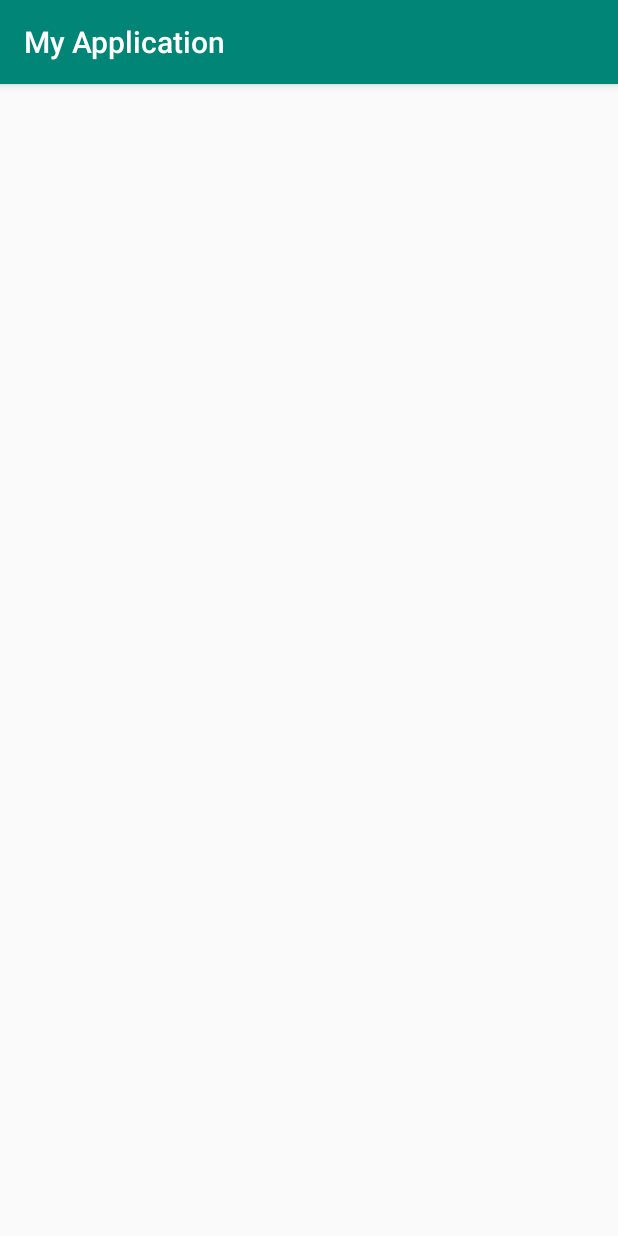
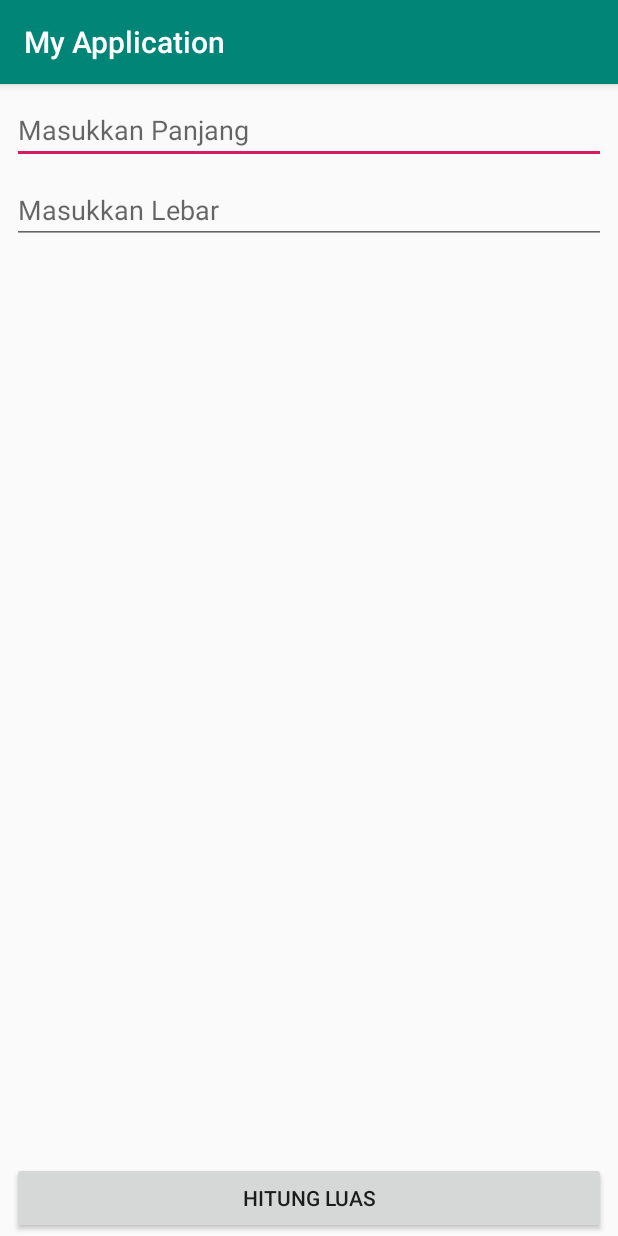
Before and after one commit to polinema-mobile/code-praktikum-04, an Android app: the LuasActivity screen opened directly, with no data from a screen before it, on a phone screen of 412 x 824 dp. Run offline under Robolectric (Android 15) with nearby library versions, the phone set to English and light mode, and no system bars.

```diff
--- a/app/src/main/java/com/recyclerview/putraprima/myapplication/LuasActivity.java
+++ b/app/src/main/java/com/recyclerview/putraprima/myapplication/LuasActivity.java
@@ -1,13 +1,38 @@
 package com.recyclerview.putraprima.myapplication;
 
+import android.annotation.SuppressLint;
 import android.support.v7.app.AppCompatActivity;
 import android.os.Bundle;
+import android.view.View;
+import android.widget.Button;
+import android.widget.EditText;
+import android.widget.TextView;
 
 public class LuasActivity extends AppCompatActivity {
+    private EditText edtPanjang;
+    private EditText edtLebar;
+    private Button btnLuas;
+    private TextView txtLuas;
 
     @Override
     protected void onCreate(Bundle savedInstanceState) {
         super.onCreate(savedInstanceState);
         setContentView(R.layout.activity_luas);
+
+        edtLebar = findViewById(R.id.edtLebar);
+        edtPanjang = findViewById(R.id.edtPanjang);
+        btnLuas = findViewById(R.id.btnLuas);
+        txtLuas = findViewById(R.id.txtLuas);
+
+        btnLuas.setOnClickListener(new View.OnClickListener() {
+            @SuppressLint("SetTextI18n")
+            @Override
+            public void onClick(View v) {
+                Float Luas = (float) (Integer.parseInt(edtLebar.getText().toString()) * Integer.parseInt(edtPanjang.getText().toString()));
+                txtLuas.setText(Luas.toString());
+            }
+        });
+
+
     }
 }
--- a/app/src/main/java/com/recyclerview/putraprima/myapplication/MainActivity.java
+++ b/app/src/main/java/com/recyclerview/putraprima/myapplication/MainActivity.java
@@ -1,13 +1,31 @@
 package com.recyclerview.putraprima.myapplication;
 
+import android.content.Intent;
 import android.support.v7.app.AppCompatActivity;
 import android.os.Bundle;
+import android.view.View;
+import android.widget.Button;
 
 public class MainActivity extends AppCompatActivity {
+    private Button btnLuas,btnCalculator,btnRecycler;
 
     @Override
     protected void onCreate(Bundle savedInstanceState) {
         super.onCreate(savedInstanceState);
         setContentView(R.layout.activity_main);
+
+        btnLuas = findViewById(R.id.btnLuas);
+        btnCalculator = findViewById(R.id.btnCalculator);
+        btnRecycler = findViewById(R.id.btnRecycler);
+
+        btnLuas.setOnClickListener(new View.OnClickListener() {
+            @Override
+            public void onClick(View v) {
+                Intent i = new Intent(getApplicationContext(),LuasActivity.class);
+                startActivity(i);
+            }
+        });
+
+
     }
 }
--- a/app/src/main/res/layout/activity_luas.xml
+++ b/app/src/main/res/layout/activity_luas.xml
@@ -6,4 +6,63 @@
     android:layout_height="match_parent"
     tools:context=".LuasActivity">
 
+    <Button
+        android:id="@+id/btnLuas"
+        android:layout_width="0dp"
+        android:layout_height="wrap_content"
+        android:layout_marginStart="8dp"
+        android:layout_marginLeft="8dp"
+        android:layout_marginEnd="8dp"
+        android:layout_marginRight="8dp"
+        android:layout_marginBottom="1dp"
+        android:text="Hitung Luas"
+        app:layout_constraintBottom_toBottomOf="parent"
+        app:layout_constraintEnd_toEndOf="parent"
+        app:layout_constraintStart_toStartOf="parent" />
+
+    <EditText
+        android:id="@+id/edtPanjang"
+        android:layout_width="0dp"
+        android:layout_height="wrap_content"
+        android:layout_marginStart="8dp"
+        android:layout_marginLeft="8dp"
+        android:layout_marginTop="8dp"
+        android:layout_marginEnd="8dp"
+        android:layout_marginRight="8dp"
+        android:ems="10"
+        android:hint="Masukkan Panjang"
+        android:inputType="textPersonName"
+        app:layout_constraintEnd_toEndOf="parent"
+        app:layout_constraintStart_toStartOf="parent"
+        app:layout_constraintTop_toTopOf="parent" />
+
+    <EditText
+        android:id="@+id/edtLebar"
+        android:layout_width="0dp"
+        android:layout_height="wrap_content"
+        android:layout_marginStart="8dp"
+        android:layout_marginLeft="8dp"
+        android:layout_marginTop="8dp"
+        android:layout_marginEnd="8dp"
+        android:layout_marginRight="8dp"
+        android:ems="10"
+        android:hint="Masukkan Lebar"
+        android:inputType="textPersonName"
+        app:layout_constraintEnd_toEndOf="parent"
+        app:layout_constraintStart_toStartOf="parent"
+        app:layout_constraintTop_toBottomOf="@+id/edtPanjang" />
+
+    <TextView
+        android:id="@+id/txtLuas"
+        android:layout_width="wrap_content"
+        android:layout_height="wrap_content"
+        android:layout_marginStart="8dp"
+        android:layout_marginLeft="8dp"
+        android:layout_marginEnd="8dp"
+        android:layout_marginRight="8dp"
+        android:textSize="30sp"
+        app:layout_constraintBottom_toTopOf="@+id/btnLuas"
+        app:layout_constraintEnd_toEndOf="parent"
+        app:layout_constraintStart_toStartOf="parent"
+        app:layout_constraintTop_toBottomOf="@+id/edtLebar" />
 </android.support.constraint.ConstraintLayout>
--- a/app/src/main/res/layout/activity_main.xml
+++ b/app/src/main/res/layout/activity_main.xml
@@ -7,7 +7,7 @@
     tools:context=".MainActivity">
 
     <Button
-        android:id="@+id/btnJumlah"
+        android:id="@+id/btnLuas"
         android:layout_width="0dp"
         android:layout_height="wrap_content"
         android:layout_marginStart="8dp"
@@ -32,7 +32,7 @@
         android:text="Calculator"
         app:layout_constraintEnd_toEndOf="parent"
         app:layout_constraintStart_toStartOf="parent"
-        app:layout_constraintTop_toBottomOf="@+id/btnJumlah" />
+        app:layout_constraintTop_toBottomOf="@+id/btnLuas" />
 
     <Button
         android:id="@+id/btnRecycler"
```
